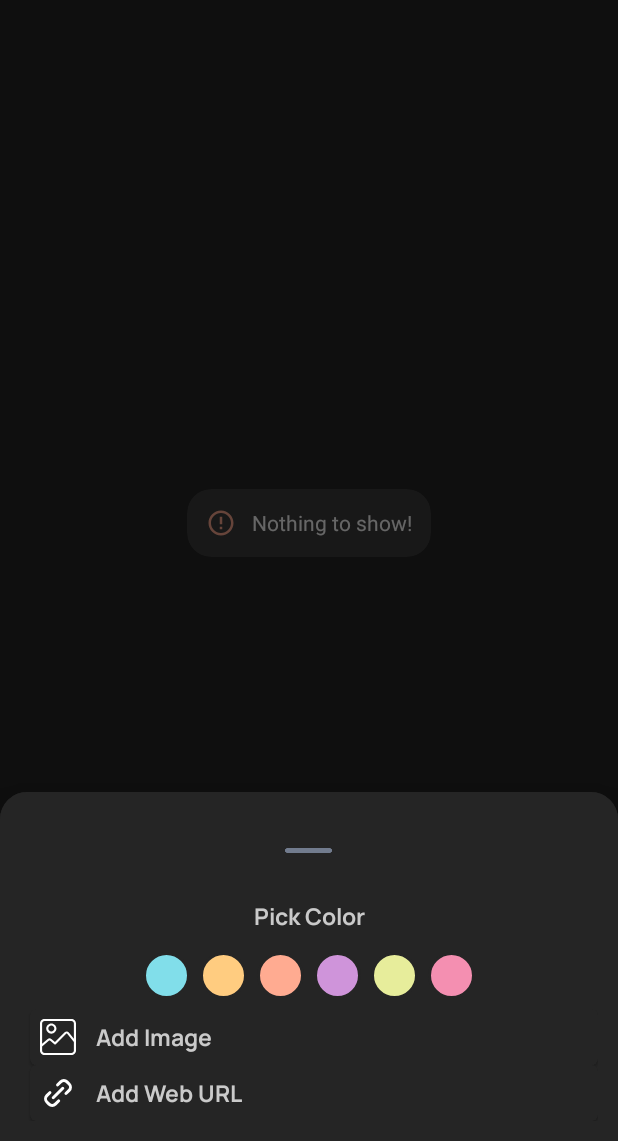
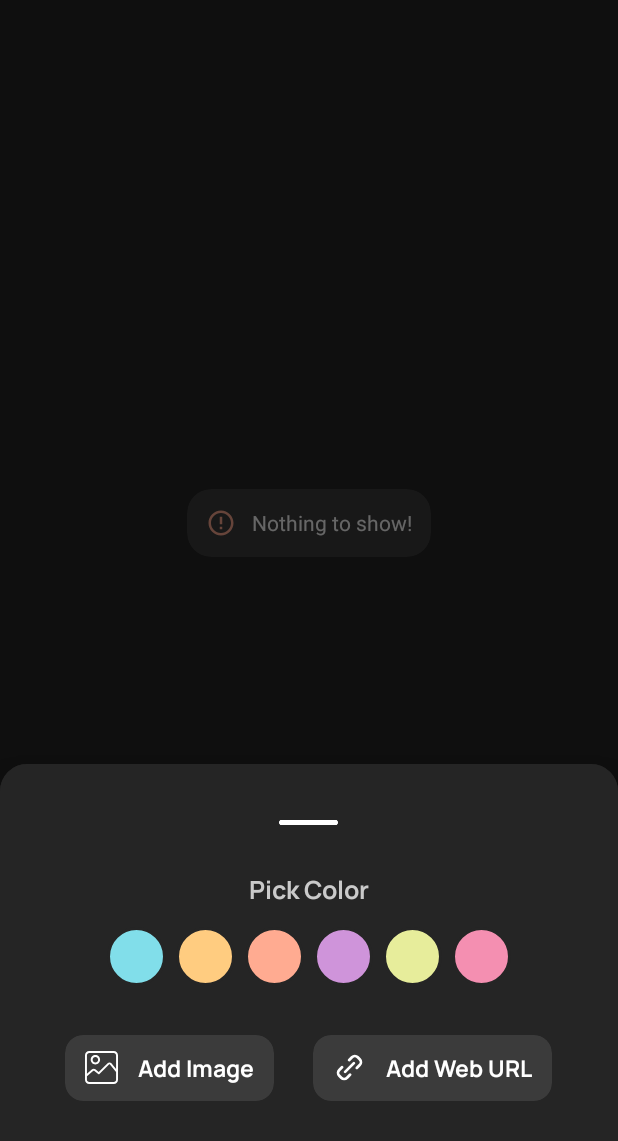
Before and after one commit to archroid/Notino, an Android app: the fragment BottomSheetFragment placed in its activity, on a phone screen of 412 x 824 dp, the part 95-1236 px from its top. Run offline under Robolectric (Android 15) with nearby library versions, the phone set to English and light mode, and no system bars; our stand-ins replace Room's generated code, sdp/ssp sizes.

Commit message:
redesigned botton sheet ui

```diff
--- a/app/src/main/java/xyz/archroid/notino/util/BottomSheetFragment.kt
+++ b/app/src/main/java/xyz/archroid/notino/util/BottomSheetFragment.kt
@@ -209,13 +209,13 @@ class BottomSheetFragment : BottomSheetDialogFragment() {
         }
 
 
-        ly_addImage.setOnClickListener {
+        btn_addImage.setOnClickListener {
             val intent = Intent("bottom_sheet_action")
             intent.putExtra("action", "image")
             LocalBroadcastManager.getInstance(requireContext()).sendBroadcast(intent)
         }
 
-        ly_addURL.setOnClickListener {
+        btn_addWebUrl.setOnClickListener {
             val intent = Intent("bottom_sheet_action")
             intent.putExtra("action", "webUrl")
             LocalBroadcastManager.getInstance(requireContext()).sendBroadcast(intent)
--- a/app/src/main/res/layout/fragment_bottom_sheet.xml
+++ b/app/src/main/res/layout/fragment_bottom_sheet.xml
@@ -19,10 +19,11 @@
 
         <ImageView
             android:id="@+id/img_more"
-            android:layout_width="@dimen/_24sdp"
-            android:layout_height="@dimen/_24sdp"
+            android:layout_width="@dimen/_30sdp"
+            android:layout_height="@dimen/_30sdp"
             android:layout_gravity="center"
             android:src="@drawable/img_bar"
+            app:tint="@color/ColorWhite"
             tools:ignore="ContentDescription" />
 
     </FrameLayout>
@@ -38,13 +39,14 @@
         android:text="@string/pick_color"
         android:textAlignment="center"
         android:textColor="@color/ColorGray"
-        android:textSize="@dimen/_12ssp" />
+        android:textSize="@dimen/_13ssp" />
 
 
     <LinearLayout
         android:layout_width="wrap_content"
         android:layout_height="wrap_content"
         android:layout_gravity="center"
+        android:layout_marginBottom="@dimen/_20sdp"
         android:orientation="horizontal"
         android:padding="@dimen/_5sdp">
 
@@ -55,8 +57,8 @@
             tools:ignore="RtlSymmetry">
 
             <View
-                android:layout_width="@dimen/_24sdp"
-                android:layout_height="@dimen/_24sdp"
+                android:layout_width="@dimen/_30sdp"
+                android:layout_height="@dimen/_30sdp"
                 android:background="@drawable/note_color_1" />
 
             <ImageView
@@ -78,8 +80,8 @@
             tools:ignore="RtlSymmetry">
 
             <View
-                android:layout_width="@dimen/_24sdp"
-                android:layout_height="@dimen/_24sdp"
+                android:layout_width="@dimen/_30sdp"
+                android:layout_height="@dimen/_30sdp"
                 android:background="@drawable/note_color_2" />
 
             <ImageView
@@ -101,8 +103,8 @@
             tools:ignore="RtlSymmetry">
 
             <View
-                android:layout_width="@dimen/_24sdp"
-                android:layout_height="@dimen/_24sdp"
+                android:layout_width="@dimen/_30sdp"
+                android:layout_height="@dimen/_30sdp"
                 android:background="@drawable/note_color_3" />
 
             <ImageView
@@ -124,8 +126,8 @@
             tools:ignore="RtlSymmetry">
 
             <View
-                android:layout_width="@dimen/_24sdp"
-                android:layout_height="@dimen/_24sdp"
+                android:layout_width="@dimen/_30sdp"
+                android:layout_height="@dimen/_30sdp"
                 android:background="@drawable/note_color_4" />
 
             <ImageView
@@ -147,8 +149,8 @@
             tools:ignore="RtlSymmetry">
 
             <View
-                android:layout_width="@dimen/_24sdp"
-                android:layout_height="@dimen/_24sdp"
+                android:layout_width="@dimen/_30sdp"
+                android:layout_height="@dimen/_30sdp"
                 android:background="@drawable/note_color_5" />
 
             <ImageView
@@ -170,8 +172,8 @@
             tools:ignore="RtlSymmetry">
 
             <View
-                android:layout_width="@dimen/_24sdp"
-                android:layout_height="@dimen/_24sdp"
+                android:layout_width="@dimen/_30sdp"
+                android:layout_height="@dimen/_30sdp"
                 android:background="@drawable/note_color_6" />
 
             <ImageView
@@ -188,32 +190,38 @@
 
     </LinearLayout>
 
-    <com.google.android.material.card.MaterialCardView
-        android:id="@+id/ly_addImage"
-        android:layout_width="match_parent"
+    <LinearLayout
+        android:layout_width="wrap_content"
         android:layout_height="wrap_content"
-        android:layout_marginStart="@dimen/_5sdp"
-        android:backgroundTint="@color/colorPrimary"
-        android:clickable="true"
-        android:focusable="true"
+        android:layout_marginBottom="@dimen/_10sdp"
         android:orientation="horizontal"
+        android:layout_gravity="center"
         app:layout_constraintBottom_toBottomOf="parent"
         app:layout_constraintEnd_toEndOf="parent"
         app:layout_constraintStart_toStartOf="parent">
+
+        <com.google.android.material.card.MaterialCardView
+            android:id="@+id/btn_addImage"
+            android:layout_width="wrap_content"
+            android:layout_height="@dimen/_34sdp"
+            android:layout_gravity="center_horizontal"
+            android:backgroundTint="@color/background_selected"
+            android:clickable="true"
+            android:focusable="true"
+            app:cardCornerRadius="12dp"
+            app:cardElevation="0dp">
 
             <LinearLayout
                 android:layout_width="match_parent"
                 android:layout_height="match_parent"
                 android:orientation="horizontal"
-            android:padding="@dimen/_5sdp"
                 tools:ignore="UseCompoundDrawables">
 
-
                 <ImageView
-                android:layout_width="wrap_content"
-                android:layout_height="wrap_content"
-                android:layout_gravity="center"
-                android:layout_marginEnd="@dimen/_10sdp"
+                    android:layout_width="@dimen/_17sdp"
+                    android:layout_height="@dimen/_17sdp"
+                    android:layout_gravity="center_vertical"
+                    android:layout_marginStart="@dimen/_10sdp"
                     android:src="@drawable/ic_images"
                     app:tint="@color/ColorWhite"
                     tools:ignore="ContentDescription" />
@@ -222,43 +230,44 @@
                     android:layout_width="match_parent"
                     android:layout_height="wrap_content"
                     android:layout_gravity="center"
+                    android:layout_marginStart="@dimen/_10sdp"
+                    android:layout_marginEnd="@dimen/_10sdp"
                     android:ellipsize="end"
                     android:fontFamily="@font/manrope_bold"
                     android:maxLines="1"
                     android:text="@string/add_image"
-                android:textColor="@color/ColorGray"
+                    android:textColor="@color/ColorWhite"
                     android:textSize="@dimen/_12ssp"
                     tools:ignore="RtlSymmetry" />
 
             </LinearLayout>
+
+
         </com.google.android.material.card.MaterialCardView>
 
         <com.google.android.material.card.MaterialCardView
-        android:id="@+id/ly_addURL"
-        android:layout_width="match_parent"
-        android:layout_height="wrap_content"
-        android:layout_marginStart="@dimen/_5sdp"
-        android:backgroundTint="@color/colorPrimary"
+            android:id="@+id/btn_addWebUrl"
+            android:layout_width="wrap_content"
+            android:layout_height="@dimen/_34sdp"
+            android:layout_gravity="center_horizontal|end"
+            android:layout_marginStart="@dimen/_20sdp"
+            android:backgroundTint="@color/background_selected"
             android:clickable="true"
             android:focusable="true"
-        android:orientation="horizontal"
-        app:layout_constraintBottom_toBottomOf="parent"
-        app:layout_constraintEnd_toEndOf="parent"
-        app:layout_constraintStart_toStartOf="parent">
+            app:cardCornerRadius="12dp"
+            app:cardElevation="0dp">
 
             <LinearLayout
                 android:layout_width="match_parent"
                 android:layout_height="match_parent"
                 android:orientation="horizontal"
-            android:padding="@dimen/_5sdp"
                 tools:ignore="UseCompoundDrawables">
 
-
                 <ImageView
-                android:layout_width="wrap_content"
-                android:layout_height="wrap_content"
-                android:layout_gravity="center"
-                android:layout_marginEnd="@dimen/_10sdp"
+                    android:layout_width="@dimen/_17sdp"
+                    android:layout_height="@dimen/_17sdp"
+                    android:layout_gravity="center_vertical"
+                    android:layout_marginStart="@dimen/_10sdp"
                     android:src="@drawable/ic_link"
                     app:tint="@color/ColorWhite"
                     tools:ignore="ContentDescription" />
@@ -267,15 +276,22 @@
                     android:layout_width="match_parent"
                     android:layout_height="wrap_content"
                     android:layout_gravity="center"
+                    android:layout_marginStart="@dimen/_10sdp"
+                    android:layout_marginEnd="@dimen/_10sdp"
                     android:ellipsize="end"
                     android:fontFamily="@font/manrope_bold"
                     android:maxLines="1"
                     android:text="@string/add_web_url"
-                android:textColor="@color/ColorGray"
+                    android:textColor="@color/ColorWhite"
                     android:textSize="@dimen/_12ssp"
                     tools:ignore="RtlSymmetry" />
 
             </LinearLayout>
+
+
         </com.google.android.material.card.MaterialCardView>
 
     </LinearLayout>
+
+
+</LinearLayout>
```
Lines whose indentation alone changed are shown as unchanged.
